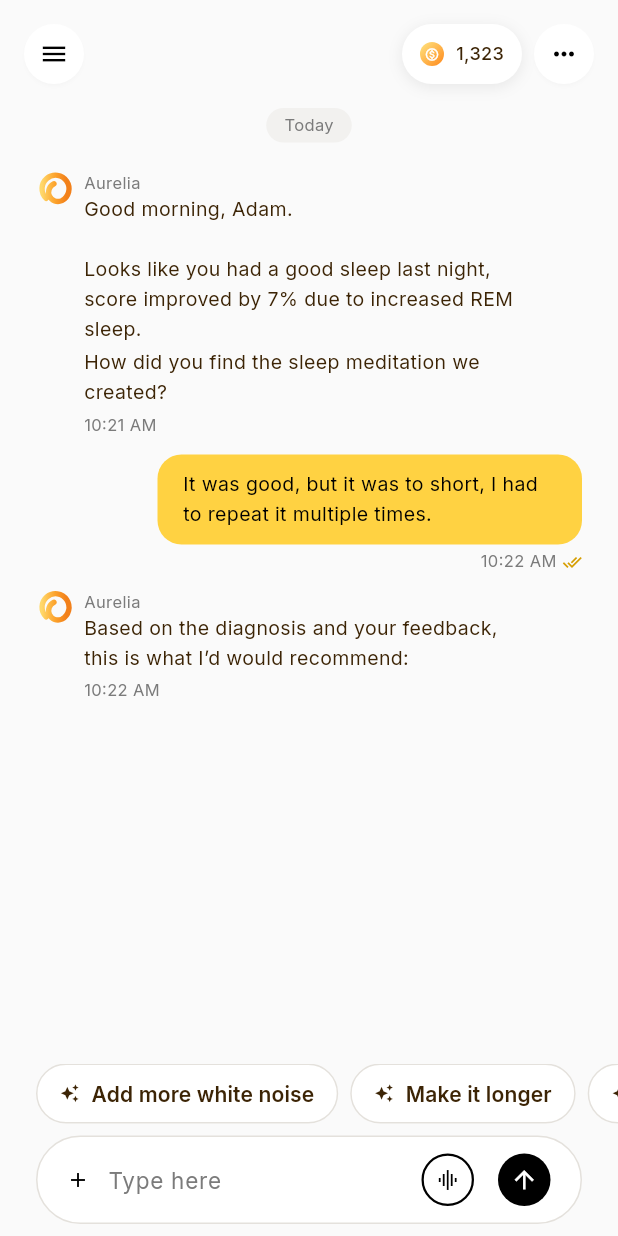
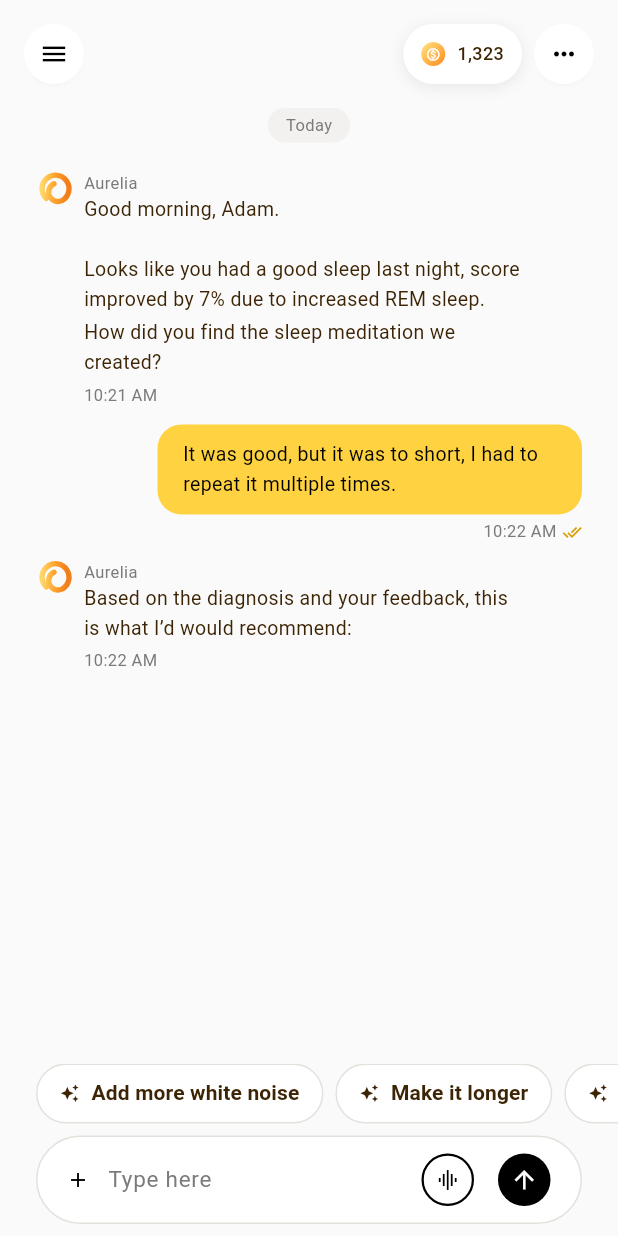
Before and after one commit to sandmanz26/aureliamobile, a Flutter app: the ChatScreen screen opened directly, on a phone screen of 412 x 824 dp. Run offline on Flutter 3.47's test engine with Material 3 defaults, Android fonts, the phone set to English and light mode, and no system bars; network calls fail.

Commit message:
Drop google_fonts — it breaks on current Flutter releases
google_fonts 6.3.0 fails to compile on newer Flutter: FontWeight became a class
with a `value` field, so it can no longer be a key in a const map, and the
package's internal lookup table is exactly that. The build dies before the app
starts, with an error pointing into pub-cache rather than our code.

Rather than chase a compatible version — which only moves the problem to the
next Flutter release — the dependency is gone. The family is now left unset, so
each platform uses its own UI face: San Francisco on iOS and macOS, Roboto on
Android.

That is also the more faithful choice. The web app's --font-sans is the same
system stack, so pinning Inter here was a divergence between the two apps, not
a shared decision. If the brand settles on a specific face later, it gets
bundled under `fonts:` and named in one place.

What is left in pubspec is cupertino_icons and flutter_lints, both of which
track the SDK closely — so this class of version-skew breakage should not
recur.

Co-Authored-By: Claude Opus 5 <noreply@anthropic.com>
Claude-Session: https://claude.ai/code/session_01Je1v64McNyB6XEu6gFgM4C

```diff
--- a/lib/core/theme/app_text_styles.dart
+++ b/lib/core/theme/app_text_styles.dart
@@ -1,9 +1,16 @@
-/// Typography scale. Font family is a placeholder (Inter) pending
-/// confirmation from the Figma file's text styles.
+/// Typography scale.
+///
+/// No font package: the family is left unset so each platform uses its own UI
+/// face — San Francisco on iOS and macOS, Roboto on Android. That matches the
+/// web app, whose `--font-sans` is the same system stack, and it removes a
+/// runtime font download along with a dependency that has to keep pace with
+/// every Flutter release.
+///
+/// If the brand ever settles on a specific face, bundle it under `fonts:` in
+/// pubspec.yaml and name it in [_base] — one line, one place.
 library;
 
 import 'package:flutter/material.dart';
-import 'package:google_fonts/google_fonts.dart';
 import 'app_colors.dart';
 import 'app_spacing.dart';
 
@@ -17,7 +24,7 @@ class AppTextStyles {
     Color color = AppColors.textPrimary,
     double? letterSpacing,
   }) {
-    return GoogleFonts.inter(
+    return TextStyle(
       fontSize: fontSize,
       fontWeight: fontWeight,
       height: lineHeight,
--- a/pubspec.yaml
+++ b/pubspec.yaml
@@ -34,11 +34,6 @@ dependencies:
   # The following adds the Cupertino Icons font to your application.
   # Use with the CupertinoIcons class for iOS style icons.
   cupertino_icons: ^1.0.8
-
-  # Inter — placeholder brand typeface until the exact Figma font is
-  # confirmed (Desktop Bridge was disconnected when this was written).
-  # Swap in app_text_styles.dart if the design uses something else.
-  google_fonts: ^6.2.1
 
 dev_dependencies:
   flutter_test:
```
Also changed, not shown: pubspec.lock.
